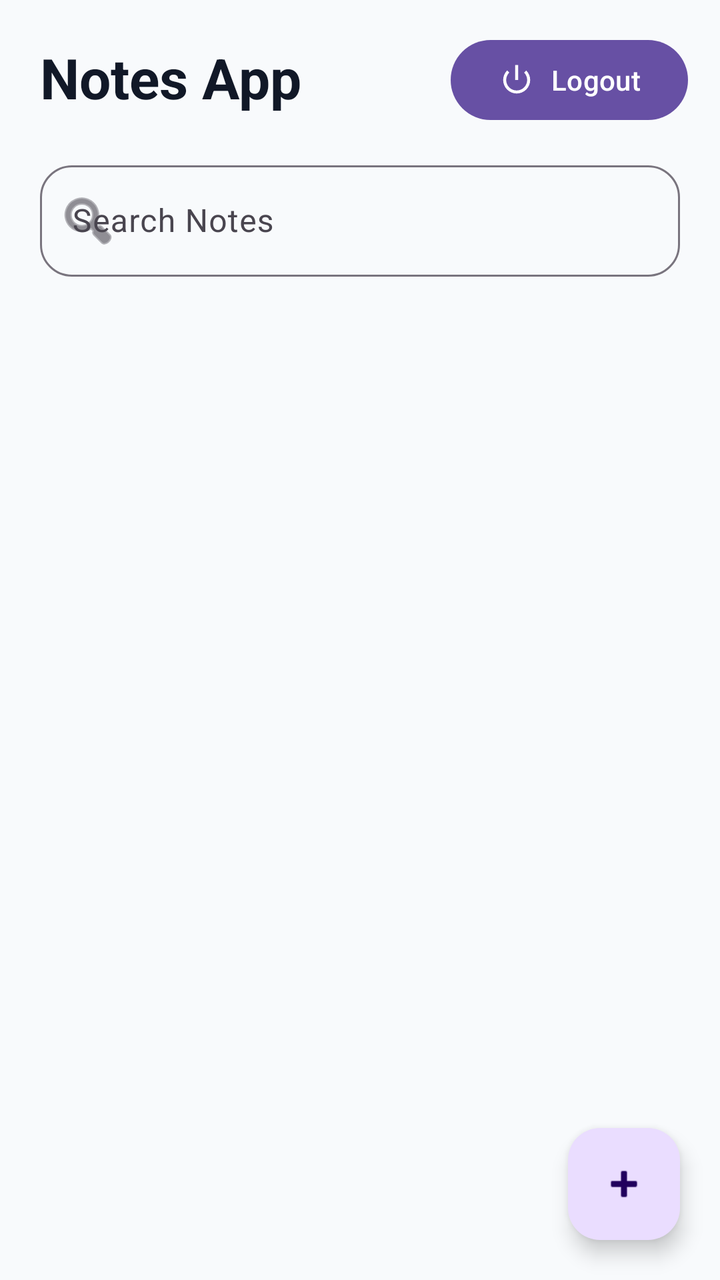
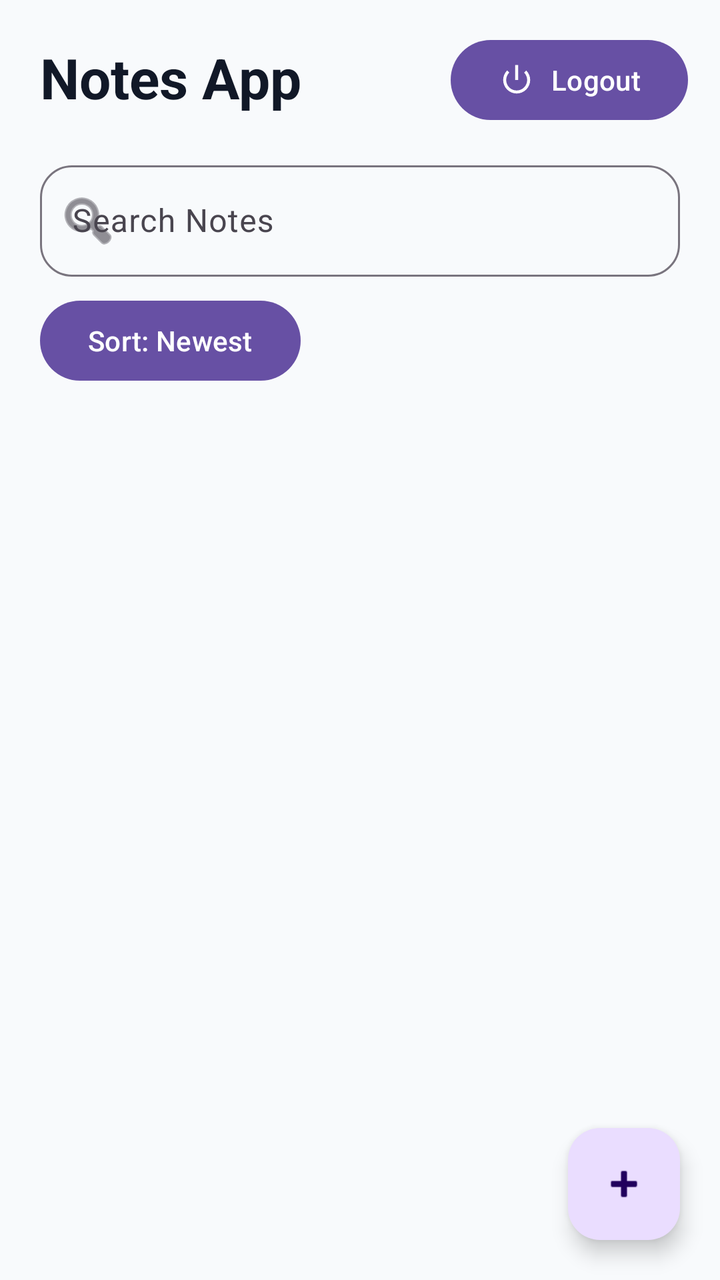

Compare the two renders of this Android layout. The source of the first and the diff that turns it into the second are given below.
<!-- AndroidManifest.xml: application theme Theme.NotesApp -->
<!-- res/layout/activity_home.xml -->
<?xml version="1.0" encoding="utf-8"?>
<androidx.constraintlayout.widget.ConstraintLayout xmlns:android="http://schemas.android.com/apk/res/android"
    xmlns:app="http://schemas.android.com/apk/res-auto"
    xmlns:tools="http://schemas.android.com/tools"
    android:id="@+id/main"
    android:layout_width="match_parent"
    android:layout_height="match_parent"
    tools:context=".ui.home.HomeActivity"
    android:background="@color/background">

    <TextView
        android:id="@+id/tvTitle"
        android:layout_width="wrap_content"
        android:layout_height="wrap_content"
        android:text="Notes App"
        android:textStyle="bold"
        android:textSize="28sp"
        android:textColor="@color/text_primary"
        android:layout_marginStart="20dp"
        android:layout_marginTop="20dp"
        app:layout_constraintTop_toTopOf="parent"
        app:layout_constraintStart_toStartOf="parent"/>

    <com.google.android.material.button.MaterialButton
        android:id="@+id/logoutButton"
        android:layout_width="wrap_content"
        android:layout_height="wrap_content"
        android:layout_marginTop="16dp"
        android:layout_marginEnd="16dp"
        android:text="Logout"
        app:icon="@android:drawable/ic_lock_power_off"
        app:layout_constraintTop_toTopOf="parent"
        app:layout_constraintEnd_toEndOf="parent"/>

    <com.google.android.material.textfield.TextInputLayout
        android:id="@+id/searchLayout"
        android:layout_width="0dp"
        android:layout_height="wrap_content"
        style="@style/Widget.Material3.TextInputLayout.OutlinedBox"
        android:layout_marginHorizontal="20dp"
        android:layout_marginTop="20dp"
        android:hint="Search Notes"
        app:startIconDrawable="@android:drawable/ic_menu_search"
        app:boxCornerRadiusTopStart="16dp"
        app:boxCornerRadiusTopEnd="16dp"
        app:boxCornerRadiusBottomStart="16dp"
        app:boxCornerRadiusBottomEnd="16dp"
        app:layout_constraintTop_toBottomOf="@id/tvTitle"
        app:layout_constraintStart_toStartOf="parent"
        app:layout_constraintEnd_toEndOf="parent">

        <com.google.android.material.textfield.TextInputEditText
            android:id="@+id/searchEditText"
            android:layout_width="match_parent"
            android:layout_height="wrap_content"/>

    </com.google.android.material.textfield.TextInputLayout>

    <androidx.recyclerview.widget.RecyclerView
        android:id="@+id/rvNotes"
        android:layout_width="0dp"
        android:layout_height="0dp"
        android:layout_marginTop="16dp"
        android:layout_marginHorizontal="16dp"
        android:clipToPadding="false"
        android:paddingBottom="90dp"
        app:layout_constraintTop_toBottomOf="@id/searchLayout"
        app:layout_constraintBottom_toBottomOf="parent"
        app:layout_constraintStart_toStartOf="parent"
        app:layout_constraintEnd_toEndOf="parent"/>

    <com.google.android.material.floatingactionbutton.FloatingActionButton
        android:id="@+id/fabAddNote"
        android:layout_width="wrap_content"
        android:layout_height="wrap_content"
        android:layout_margin="20dp"
        android:contentDescription="Add Note"
        android:src="@android:drawable/ic_input_add"
        app:layout_constraintBottom_toBottomOf="parent"
        app:layout_constraintEnd_toEndOf="parent"/>

</androidx.constraintlayout.widget.ConstraintLayout>
<!-- resources referenced by this layout -->
<resources>
  <color name="background">#F8FAFC</color>
  <color name="text_primary">#111827</color>
  <style name="Theme.NotesApp" parent="Base.Theme.NotesApp" />
  <style name="Base.Theme.NotesApp" parent="Theme.Material3.DayNight.NoActionBar">
          
          
      </style>
</resources>

<!-- the commit's change to res/layout/activity_home.xml (unified diff, before → after) -->
@@ -52,9 +52,20 @@
         <com.google.android.material.textfield.TextInputEditText
             android:id="@+id/searchEditText"
             android:layout_width="match_parent"
-            android:layout_height="wrap_content"/>
+            android:layout_height="wrap_content"
+            android:imeOptions="actionSearch"
+            android:inputType="text"/>
+    </com.google.android.material.textfield.TextInputLayout>
 
-    </com.google.android.material.textfield.TextInputLayout>
+    <com.google.android.material.button.MaterialButton
+        android:id="@+id/sortButton"
+        android:layout_width="wrap_content"
+        android:layout_height="wrap_content"
+        android:layout_marginStart="20dp"
+        android:layout_marginTop="8dp"
+        android:text="Sort: Newest"
+        app:layout_constraintTop_toBottomOf="@id/searchLayout"
+        app:layout_constraintStart_toStartOf="parent" />
 
     <androidx.recyclerview.widget.RecyclerView
         android:id="@+id/rvNotes"
@@ -64,7 +75,7 @@
         android:layout_marginHorizontal="16dp"
         android:clipToPadding="false"
         android:paddingBottom="90dp"
-        app:layout_constraintTop_toBottomOf="@id/searchLayout"
+        app:layout_constraintTop_toBottomOf="@id/sortButton"
         app:layout_constraintBottom_toBottomOf="parent"
         app:layout_constraintStart_toStartOf="parent"
         app:layout_constraintEnd_toEndOf="parent"/>
